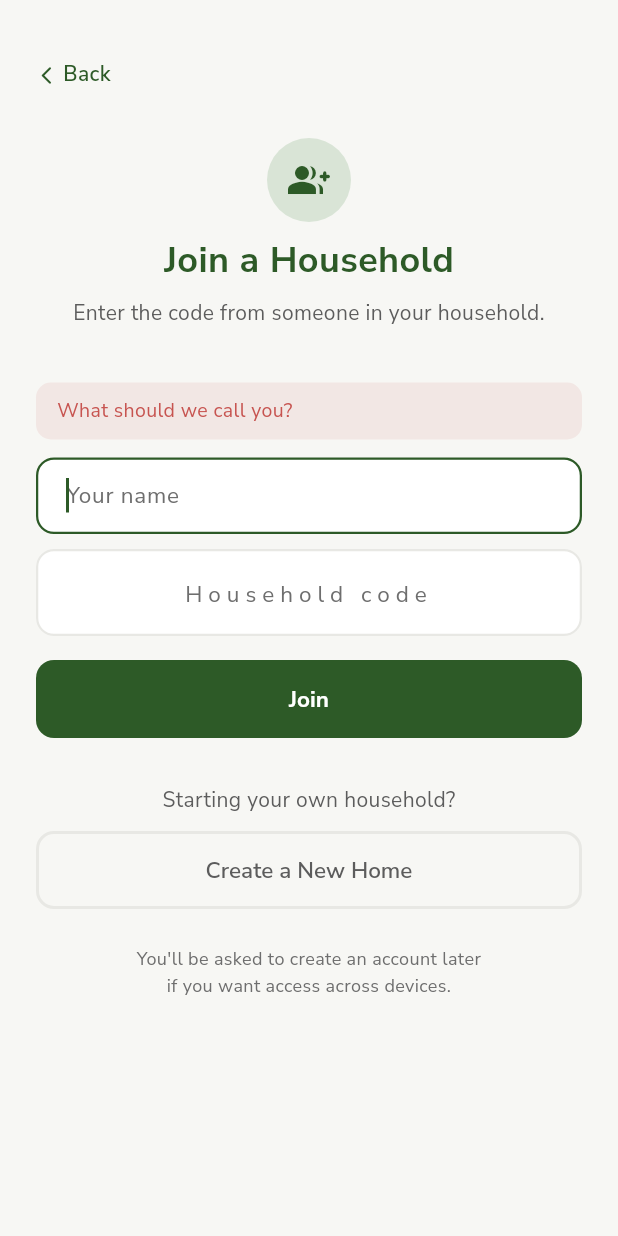
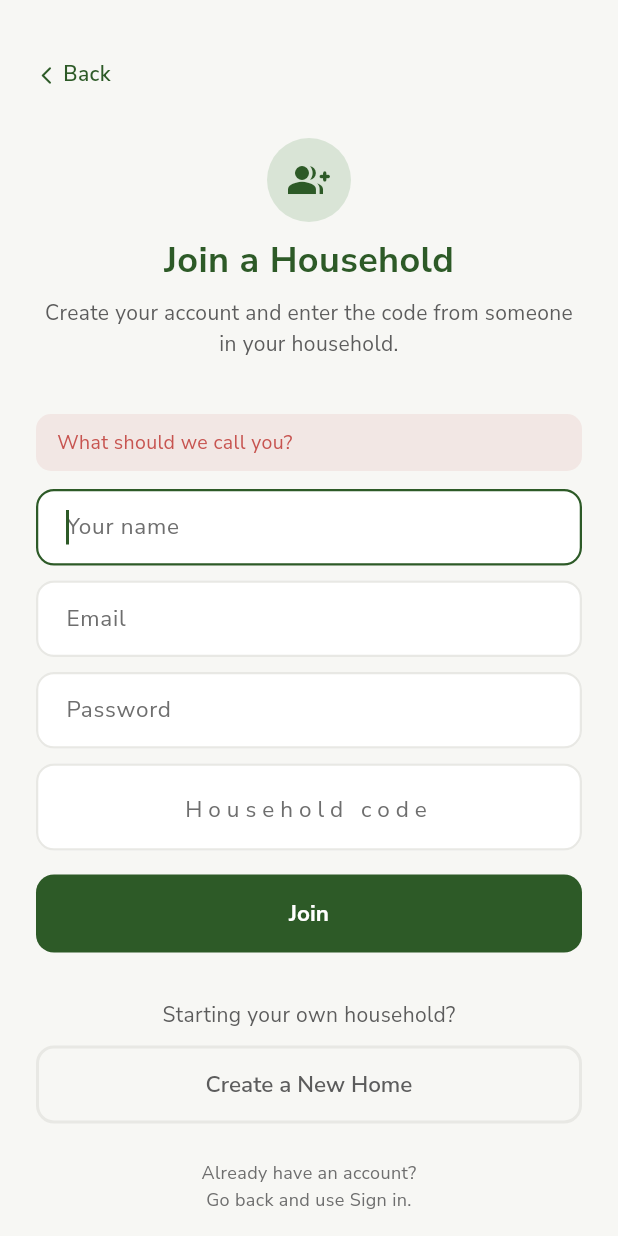
Before and after one commit to pantrylogic/pantry_logic, a Flutter app: the JoinHouseholdScreen screen opened directly, after a tap on "Join", on a phone screen of 412 x 824 dp. Run offline on Flutter 3.47's test engine with Material 3 defaults, Android fonts, the phone set to English and light mode, and no system bars; our stand-ins replace google_fonts, shared_preferences, supabase_flutter; accounts and stored records are empty.

Commit message:
Join with a real account; remove guest sessions
Join a Household now asks for name, email, password and code: it signs up
and then calls join_household. A wrong code keeps the signed-in account and
lets the user retry. Removes anonymous sign-in, upgradeToFullAccount, the
guest banner and the upgrade screen. Guide updated to match.

Co-Authored-By: Claude Sonnet 5.5 <noreply@anthropic.com>

```diff
--- a/pantry_logic/lib/screens/auth/join_household_screen.dart
+++ b/pantry_logic/lib/screens/auth/join_household_screen.dart
@@ -9,12 +9,53 @@ import '../../widgets/brand.dart';
 class JoinHouseholdScreen extends StatefulWidget {
   const JoinHouseholdScreen({super.key});
 
+  /// Returns a message if the form is invalid, otherwise null.
+  static String? validate({
+    required String name,
+    required String email,
+    required String password,
+    required String code,
+  }) {
+    if (name.isEmpty) return 'What should we call you?';
+    if (email.isEmpty || !email.contains('@') || !email.contains('.')) {
+      return 'Please enter a valid email address.';
+    }
+    if (password.length < 6) {
+      return 'Password must be at least 6 characters.';
+    }
+    if (code.isEmpty) return 'Enter the household code.';
+    return null;
+  }
+
+  /// Turns an auth / join error into something a person can act on.
+  static String friendlyError(String raw) {
+    final e = raw.toLowerCase();
+    if (e.contains('already been registered') ||
+        e.contains('already registered') ||
+        e.contains('email_exists') ||
+        e.contains('user_already_exists')) {
+      return 'That email already has an account. Go back and use Sign in.';
+    }
+    if (e.contains('not found') || e.contains('no household')) {
+      return 'No household found with that code. Double-check and try again.';
+    }
+    if (e.contains('already in a household')) {
+      return 'You are already in a household.';
+    }
+    if (e.contains('weak') || e.contains('password')) {
+      return 'Please choose a stronger password.';
+    }
+    return 'Something went wrong. Please try again.';
+  }
+
   @override
   State<JoinHouseholdScreen> createState() => _JoinHouseholdScreenState();
 }
 
 class _JoinHouseholdScreenState extends State<JoinHouseholdScreen> {
   final _nameCtrl = TextEditingController();
+  final _emailCtrl = TextEditingController();
+  final _passwordCtrl = TextEditingController();
   final _codeCtrl = TextEditingController();
   final _authService = AuthService();
 
@@ -24,20 +65,26 @@ class _JoinHouseholdScreenState extends State<JoinHouseholdScreen> {
   @override
   void dispose() {
     _nameCtrl.dispose();
+    _emailCtrl.dispose();
+    _passwordCtrl.dispose();
     _codeCtrl.dispose();
     super.dispose();
   }
 
   Future<void> _join() async {
     final name = _nameCtrl.text.trim();
+    final email = _emailCtrl.text.trim();
+    final password = _passwordCtrl.text;
     final code = _codeCtrl.text.trim();
 
-    if (name.isEmpty) {
-      setState(() => _error = 'What should we call you?');
-      return;
-    }
-    if (code.isEmpty) {
-      setState(() => _error = 'Enter the household code.');
+    final problem = JoinHouseholdScreen.validate(
+      name: name,
+      email: email,
+      password: password,
+      code: code,
+    );
+    if (problem != null) {
+      setState(() => _error = problem);
       return;
     }
 
@@ -47,9 +94,15 @@ class _JoinHouseholdScreenState extends State<JoinHouseholdScreen> {
     });
 
     try {
-      // Anonymous sign in first
-      await _authService.signInAnonymously(displayName: name);
-      // Then join the household
+      // Create the account unless an earlier attempt already did (for
+      // example the code was wrong): then just retry the join.
+      if (_authService.currentUser == null) {
+        await _authService.signUp(
+          displayName: name,
+          email: email,
+          password: password,
+        );
+      }
       await _authService.joinHousehold(code);
 
       if (!mounted) return;
@@ -58,31 +111,20 @@ class _JoinHouseholdScreenState extends State<JoinHouseholdScreen> {
         (_) => false,
       );
     } catch (e) {
-      // Sign out if something went wrong mid-flow
-      try {
-        await _authService.signOut();
-      } catch (_) {}
-
       if (!mounted) return;
-      setState(() => _error = _friendlyError(e.toString()));
+      setState(() => _error = JoinHouseholdScreen.friendlyError(e.toString()));
     } finally {
       if (mounted) setState(() => _loading = false);
     }
-  }
-
-  String _friendlyError(String raw) {
-    if (raw.contains('not found') || raw.contains('No household')) {
-      return 'No household found with that code. Double-check and try again.';
-    }
-    return 'Something went wrong. Please try again.';
   }
 
   @override
   Widget build(BuildContext context) {
     final isDark = Theme.of(context).brightness == Brightness.dark;
     final primary = isDark ? AppColors.primaryDm : AppColors.primary;
-    final textSecondary =
-        isDark ? AppColors.textSecondaryDm : AppColors.textSecondary;
+    final textSecondary = isDark
+        ? AppColors.textSecondaryDm
+        : AppColors.textSecondary;
     final textMuted = isDark ? AppColors.textMutedDm : AppColors.textMuted;
 
     return Scaffold(
@@ -100,8 +142,11 @@ class _JoinHouseholdScreenState extends State<JoinHouseholdScreen> {
                   child: Row(
                     mainAxisSize: MainAxisSize.min,
                     children: [
-                      Icon(Icons.arrow_back_ios_new_rounded,
-                          size: 14, color: primary),
+                      Icon(
+                        Icons.arrow_back_ios_new_rounded,
+                        size: 14,
+                        color: primary,
+                      ),
                       const SizedBox(width: 4),
                       Text(
                         'Back',
@@ -131,13 +176,9 @@ class _JoinHouseholdScreenState extends State<JoinHouseholdScreen> {
               const SizedBox(height: 8),
 
               Text(
-                'Enter the code from someone in your household.',
+                'Create your account and enter the code from someone in your household.',
                 textAlign: TextAlign.center,
-                style: nsSans(
-                  fontSize: 14,
-                  color: textSecondary,
-                  height: 1.5,
-                ),
+                style: nsSans(fontSize: 14, color: textSecondary, height: 1.5),
               ),
               const SizedBox(height: 36),
 
@@ -174,6 +215,20 @@ class _JoinHouseholdScreenState extends State<JoinHouseholdScreen> {
               ),
               const SizedBox(height: 10),
 
+              AuthTextField(
+                controller: _emailCtrl,
+                placeholder: 'Email',
+                keyboardType: TextInputType.emailAddress,
+              ),
+              const SizedBox(height: 10),
+
+              AuthTextField(
+                controller: _passwordCtrl,
+                placeholder: 'Password',
+                obscureText: true,
+              ),
+              const SizedBox(height: 10),
+
               // Invite code — centred, larger text
               AuthTextField(
                 controller: _codeCtrl,
@@ -184,7 +239,9 @@ class _JoinHouseholdScreenState extends State<JoinHouseholdScreen> {
                   fontSize: 20,
                   fontWeight: FontWeight.w700,
                   letterSpacing: 4,
-                  color: isDark ? AppColors.textPrimaryDm : AppColors.textPrimary,
+                  color: isDark
+                      ? AppColors.textPrimaryDm
+                      : AppColors.textPrimary,
                 ),
                 onSubmitted: (_) => _join(),
               ),
@@ -213,10 +270,7 @@ class _JoinHouseholdScreenState extends State<JoinHouseholdScreen> {
               // Divider + create own
               Text(
                 'Starting your own household?',
-                style: nsSans(
-                  fontSize: 14,
-                  color: textSecondary,
-                ),
+                style: nsSans(fontSize: 14, color: textSecondary),
               ),
               const SizedBox(height: 10),
 
@@ -227,23 +281,19 @@ class _JoinHouseholdScreenState extends State<JoinHouseholdScreen> {
                   onPressed: _loading
                       ? null
                       : () => Navigator.of(context).pushReplacement(
-                            MaterialPageRoute(
-                              builder: (_) => const SignUpScreen(),
-                            ),
+                          MaterialPageRoute(
+                            builder: (_) => const SignUpScreen(),
                           ),
+                        ),
                   child: const Text('Create a New Home'),
                 ),
               ),
               const SizedBox(height: 24),
 
               Text(
-                'You\'ll be asked to create an account later\nif you want access across devices.',
+                'Already have an account?\nGo back and use Sign in.',
                 textAlign: TextAlign.center,
-                style: nsSans(
-                  fontSize: 12,
-                  color: textMuted,
-                  height: 1.5,
-                ),
+                style: nsSans(fontSize: 12, color: textMuted, height: 1.5),
               ),
             ],
           ),
```
Also changed, not shown: pantry_logic/lib/screens/auth/upgrade_account_screen.dart (deleted, +0 -195 lines), pantry_logic/lib/screens/home/home_screen.dart (+0 -69 lines), pantry_logic/lib/services/auth_service.dart (+0 -36 lines), docs/guide/assets/shots/guest-home.webp (deleted), docs/guide/assets/shots/join.webp, docs/guide/assets/shots/joined-home.webp (added), docs/guide/assets/shots/upgrade.webp (deleted), 3 other files.
